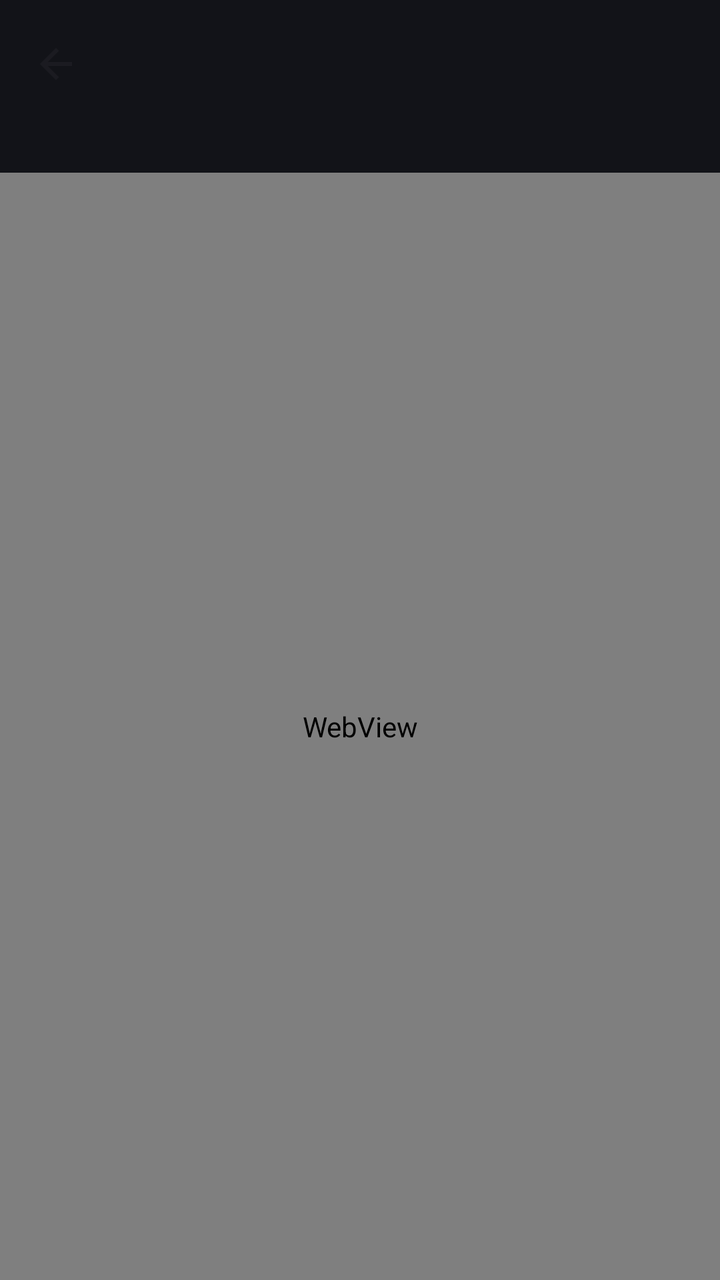
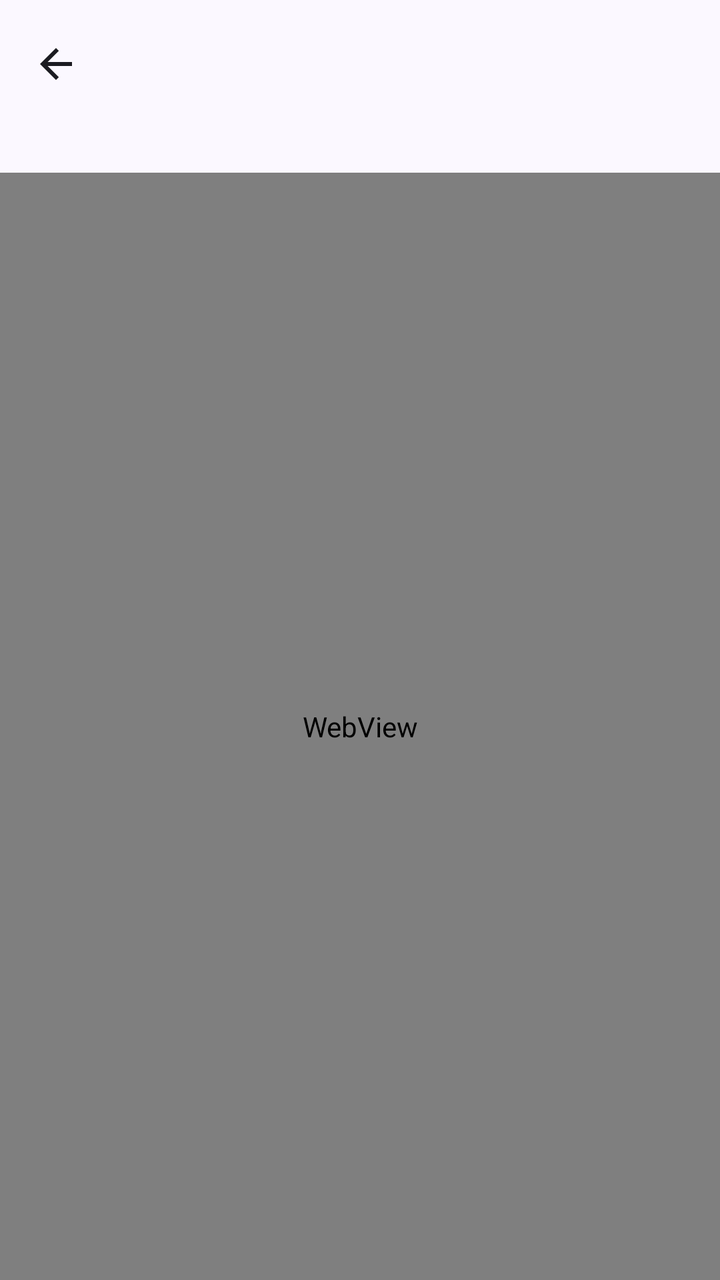

Screens rendered from an Android XML layout before and after an edit, with the pre-edit source and the edit as a unified diff.
<!-- AndroidManifest.xml: activity theme Theme.HydroLinkServer -->
<!-- res/layout/activity_plugin_webui.xml -->
<?xml version="1.0" encoding="utf-8"?>
<LinearLayout xmlns:android="http://schemas.android.com/apk/res/android"
    xmlns:app="http://schemas.android.com/apk/res-auto"
    android:layout_width="match_parent"
    android:layout_height="match_parent"
    android:orientation="vertical"
    android:background="#121318">

    <com.google.android.material.appbar.MaterialToolbar
        android:id="@+id/toolbar"
        android:layout_width="match_parent"
        android:layout_height="?attr/actionBarSize"
        android:title="插件界面"
        app:titleCentered="true"
        app:titleTextAppearance="?attr/textAppearanceHeadlineSmall"
        app:navigationIcon="@drawable/ic_arrow_back" />

    <TextView
        android:id="@+id/webUiSubtitle"
        android:layout_width="match_parent"
        android:layout_height="wrap_content"
        android:paddingHorizontal="16dp"
        android:paddingBottom="6dp"
        android:textSize="12sp"
        android:textColor="?attr/colorOnSurfaceVariant" />

    <WebView
        android:id="@+id/webUiView"
        android:layout_width="match_parent"
        android:layout_height="0dp"
        android:layout_weight="1" />
</LinearLayout>
<!-- resources referenced by this layout -->
<resources>
  <!-- drawable ic_arrow_back (drawable) -->
  <vector xmlns:android="http://schemas.android.com/apk/res/android"
      android:width="24dp"
      android:height="24dp"
      android:viewportWidth="24"
      android:viewportHeight="24"
      android:tint="?attr/colorOnSurface">
      <path
          android:fillColor="@android:color/white"
          android:pathData="M20,11H7.83l5.59,-5.59L12,4l-8,8 8,8 1.41,-1.41L7.83,13H20v-2z" />
  </vector>
  <color name="md_theme_primary">#4f61ff</color>
  <color name="md_theme_onPrimary">#ffffff</color>
  <color name="md_theme_primaryContainer">#dee0ff</color>
  <color name="md_theme_onPrimaryContainer">#000f5c</color>
  <color name="md_theme_secondary">#5b5d72</color>
  <color name="md_theme_onSecondary">#ffffff</color>
  <color name="md_theme_secondaryContainer">#e0e1f9</color>
  <color name="md_theme_onSecondaryContainer">#171a2c</color>
  <color name="md_theme_tertiary">#77536d</color>
  <color name="md_theme_onTertiary">#ffffff</color>
  <color name="md_theme_tertiaryContainer">#ffd7f1</color>
  <color name="md_theme_onTertiaryContainer">#2d1228</color>
  <color name="md_theme_error">#ba1a1a</color>
  <color name="md_theme_onError">#ffffff</color>
  <color name="md_theme_errorContainer">#ffdad6</color>
  <color name="md_theme_onErrorContainer">#410002</color>
  <color name="md_theme_background">#fbf8ff</color>
  <color name="md_theme_onBackground">#1b1b21</color>
  <color name="md_theme_surface">#fbf8ff</color>
  <color name="md_theme_onSurface">#1b1b21</color>
  <color name="md_theme_surfaceVariant">#e3e1ec</color>
  <color name="md_theme_onSurfaceVariant">#46464f</color>
  <color name="md_theme_outline">#777680</color>
  <color name="md_theme_outlineVariant">#c7c5d0</color>
  <color name="md_theme_surfaceDim">#dbd9e1</color>
  <color name="md_theme_surfaceBright">#fbf8ff</color>
  <color name="md_theme_surfaceContainerLowest">#ffffff</color>
  <color name="md_theme_surfaceContainerLow">#f5f2fa</color>
  <color name="md_theme_surfaceContainer">#efedf4</color>
  <color name="md_theme_surfaceContainerHigh">#e9e7ef</color>
  <color name="md_theme_surfaceContainerHighest">#e4e1e9</color>
  <style name="ShapeAppearance.Hydro.Small" parent="ShapeAppearance.Material3.Corner.Full" />
  <style name="ShapeAppearance.Hydro.Medium" parent="ShapeAppearance.Material3.Corner.Large" />
  <style name="ShapeAppearance.Hydro.Large" parent="ShapeAppearance.Material3.Corner.ExtraLarge" />
  <!-- unchanged entries left out for length: 1 -->
</resources>

<!-- the commit's change to res/layout/activity_plugin_webui.xml (unified diff, before → after) -->
@@ -4,7 +4,7 @@
     android:layout_width="match_parent"
     android:layout_height="match_parent"
     android:orientation="vertical"
-    android:background="#121318">
+    android:background="?android:attr/colorBackground">
 
     <com.google.android.material.appbar.MaterialToolbar
         android:id="@+id/toolbar"
@@ -21,7 +21,7 @@
         android:layout_height="wrap_content"
         android:paddingHorizontal="16dp"
         android:paddingBottom="6dp"
-        android:textSize="12sp"
+        android:textAppearance="?attr/textAppearanceBodySmall"
         android:textColor="?attr/colorOnSurfaceVariant" />
 
     <WebView
